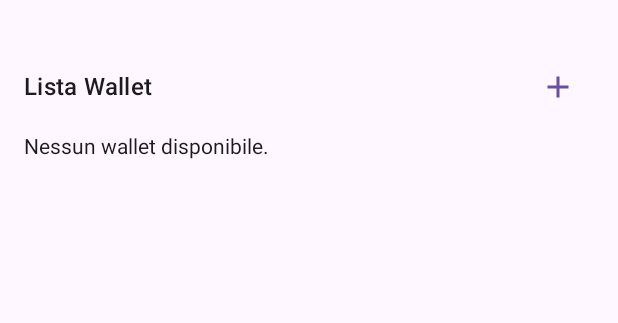
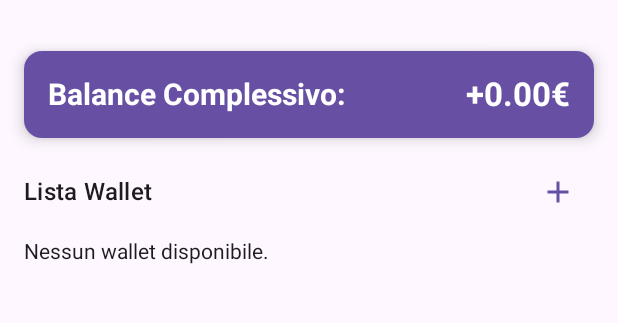
Before and after one commit to GiancarloRonci/FamilySpendTracker, an Android app built with Jetpack Compose: the WalletListScreen screen opened through its navigation route, on a phone screen of 412 x 824 dp, the part 69-392 px from its top. Run offline under Robolectric (Android 15) with nearby library versions, the phone set to English and light mode, and no system bars; our stand-ins replace Room's generated code, livedata-compose.

Commit message:
2025-05-16.2

```diff
--- a/app/src/main/java/com/example/familyspendtracker/screens/ExpenseListScreen.kt
+++ b/app/src/main/java/com/example/familyspendtracker/screens/ExpenseListScreen.kt
@@ -67,61 +67,30 @@ fun ExpenseListScreen(viewModel: ExpenseViewModel, navController: NavController)
                 verticalAlignment = Alignment.CenterVertically
             ) {
                 Text(
-                    text = "Balance Complessivo",
+                    text = "Balance Complessivo:",
                     fontSize = 20.sp,
                     fontWeight = FontWeight.Bold,
                     color = Color.White,
                     textAlign = TextAlign.Start
                 )
+
+                val formattedBalance = if (balanceComplessivo >= 0) {
+                    "+%.2f€".format(balanceComplessivo)
+                } else {
+                    "%.2f€".format(balanceComplessivo)
+                }
+
                 Text(
-                    text = "€${"%.2f".format(balanceComplessivo)}",
+                    text = formattedBalance,
                     fontSize = 22.sp,
                     fontWeight = FontWeight.Bold,
                     color = Color.White,
                     textAlign = TextAlign.End
                 )
             }
+
         }
 
-        // 🔽 Filtro a tendina
-        ExposedDropdownMenuBox(
-            expanded = expanded,
-            onExpandedChange = { expanded = !expanded },
-            modifier = Modifier.fillMaxWidth()
-        ) {
-            TextField(
-                value = selectedFilter,
-                onValueChange = {},
-                readOnly = true,
-                label = { Text("Filtra per periodo") },
-                trailingIcon = { ExposedDropdownMenuDefaults.TrailingIcon(expanded) },
-                modifier = Modifier
-                    .menuAnchor()
-                    .fillMaxWidth()
-            )
-
-            ExposedDropdownMenu(
-                expanded = expanded,
-                onDismissRequest = { expanded = false }
-            ) {
-                filterOptions.forEachIndexed { index, option ->
-                    DropdownMenuItem(
-                        text = { Text(option) },
-                        onClick = {
-                            selectedFilter = option
-                            selectedDays = when (index) {
-                                0 -> 5
-                                1 -> 15
-                                2 -> 30
-                                3 -> 365
-                                else -> 5
-                            }
-                            expanded = false
-                        }
-                    )
-                }
-            }
-        }
 
         Spacer(modifier = Modifier.height(16.dp))
 
--- a/app/src/main/java/com/example/familyspendtracker/screens/WalletListScreen.kt
+++ b/app/src/main/java/com/example/familyspendtracker/screens/WalletListScreen.kt
@@ -1,5 +1,6 @@
 package com.example.familyspendtracker.screens
 
+import androidx.compose.foundation.background
 import androidx.compose.foundation.layout.*
 import androidx.compose.foundation.lazy.LazyColumn
 import androidx.compose.foundation.lazy.items
@@ -13,20 +14,65 @@ import androidx.compose.runtime.*
 import androidx.compose.runtime.livedata.observeAsState
 import androidx.compose.ui.Alignment
 import androidx.compose.ui.Modifier
+import androidx.compose.ui.graphics.Color
+import androidx.compose.ui.text.font.FontWeight
+import androidx.compose.ui.text.style.TextAlign
 import androidx.compose.ui.unit.dp
+import androidx.compose.ui.unit.sp
 import androidx.navigation.NavController
-import com.example.familyspendtracker.data.Wallet
 import com.example.familyspendtracker.viewmodel.ExpenseViewModel
 
 @Composable
 fun WalletListScreen(
     viewModel: ExpenseViewModel,
     navController: NavController
-)
- {
+) {
     val wallets by viewModel.wallets.observeAsState(emptyList())
+    val categories by viewModel.categories.observeAsState(emptyList())
+
+    val totalWalletBalance = wallets.sumOf { it.currentBalance }
+    val totalCategoryBalance = categories.sumOf { it.currentBalance }
+    val balanceComplessivo = totalWalletBalance - totalCategoryBalance
+    val formattedBalance = "%.2f".format(balanceComplessivo)
+    val sign = if (balanceComplessivo >= 0) "+" else "-"
 
     Column(modifier = Modifier.padding(16.dp)) {
+
+        // 🔢 Balance Complessivo
+        Card(
+            modifier = Modifier
+                .fillMaxWidth()
+                .padding(bottom = 12.dp),
+            elevation = CardDefaults.cardElevation(6.dp),
+            shape = RoundedCornerShape(12.dp),
+            colors = CardDefaults.cardColors(containerColor = MaterialTheme.colorScheme.primary)
+        ) {
+            Row(
+                modifier = Modifier
+                    .fillMaxWidth()
+                    .padding(16.dp)
+                    .background(MaterialTheme.colorScheme.primary),
+                horizontalArrangement = Arrangement.SpaceBetween,
+                verticalAlignment = Alignment.CenterVertically
+            ) {
+                Text(
+                    text = "Balance Complessivo:",
+                    fontSize = 20.sp,
+                    fontWeight = FontWeight.Bold,
+                    color = Color.White,
+                    textAlign = TextAlign.Start
+                )
+                Text(
+                    text = "$sign$formattedBalance€",
+                    fontSize = 22.sp,
+                    fontWeight = FontWeight.Bold,
+                    color = Color.White,
+                    textAlign = TextAlign.End
+                )
+            }
+        }
+
+        // 🔠 Header
         Row(
             modifier = Modifier
                 .fillMaxWidth()
@@ -46,7 +92,6 @@ fun WalletListScreen(
             }
         }
 
-
         if (wallets.isEmpty()) {
             Text("Nessun wallet disponibile.")
         } else {
@@ -64,7 +109,6 @@ fun WalletListScreen(
                         elevation = CardDefaults.cardElevation(4.dp),
                         shape = RoundedCornerShape(12.dp)
                     ) {
-                        // 🔥 Riga compatta con icone di modifica e cancellazione
                         Row(
                             modifier = Modifier
                                 .fillMaxWidth()
@@ -72,14 +116,12 @@ fun WalletListScreen(
                             horizontalArrangement = Arrangement.SpaceBetween,
                             verticalAlignment = Alignment.CenterVertically
                         ) {
-                            // Informazioni del Wallet
                             Column {
                                 Text("Nome: ${wallet.name}")
                                 Text("Saldo Iniziale: €${"%.2f".format(wallet.initialBalance)}")
                                 Text("Saldo Attuale: €${"%.2f".format(wallet.currentBalance)}")
                             }
 
-                            // Icone
                             Row {
                                 IconButton(onClick = {
                                     navController.navigate("edit_wallet/${wallet.id}")
```
Also changed, not shown: 2 other files.
